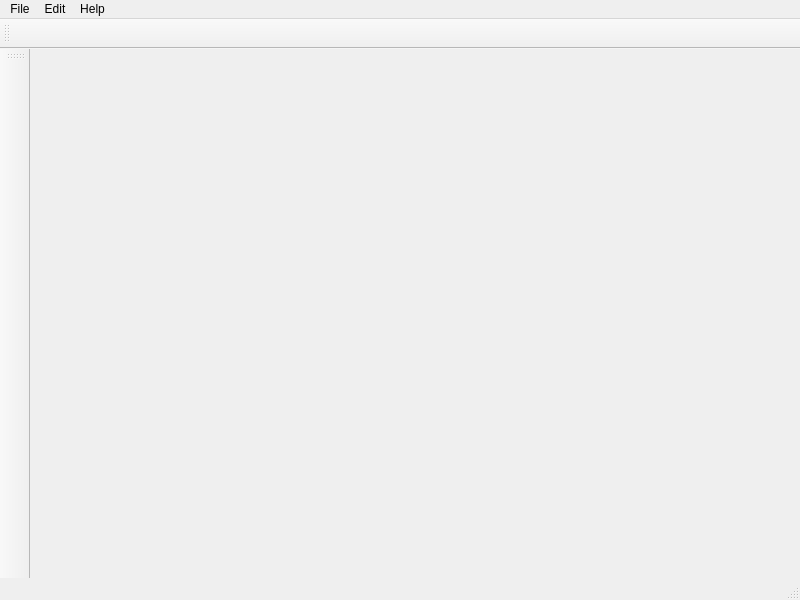
Qt form MainWindow.ui (hitsz-ldjam/PixelMix) before a commit.
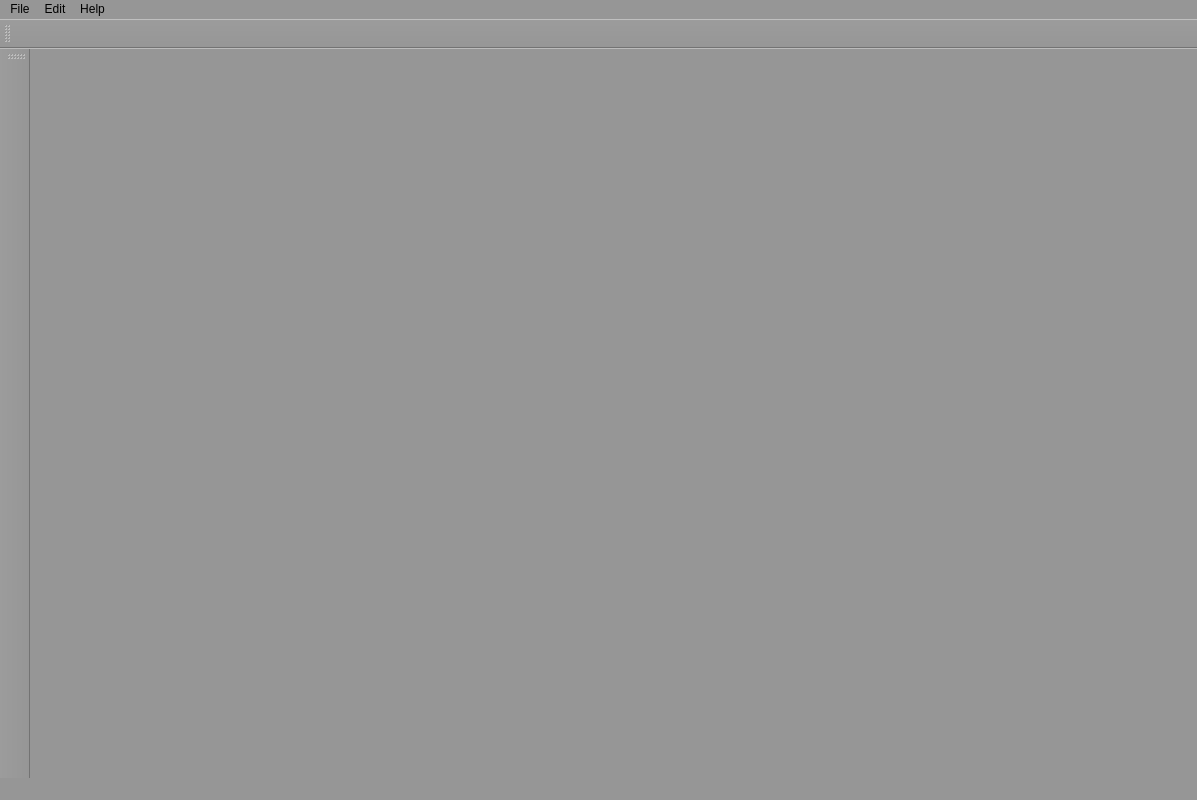
The same form after that commit.

```diff
--- a/MainWindow.ui
+++ b/MainWindow.ui
@@ -9,8 +9,8 @@
    <rect>
     <x>0</x>
     <y>0</y>
-    <width>800</width>
-    <height>600</height>
+    <width>1197</width>
+    <height>800</height>
    </rect>
   </property>
   <property name="minimumSize">
@@ -28,6 +28,10 @@
   <property name="windowTitle">
    <string>Pixel Mix</string>
   </property>
+  <property name="styleSheet">
+   <string notr="true">background-color: rgb(150, 150, 150);
+</string>
+  </property>
   <property name="locale">
    <locale language="English" country="UnitedStates"/>
   </property>
@@ -44,7 +48,7 @@
     <rect>
      <x>0</x>
      <y>0</y>
-     <width>800</width>
+     <width>1197</width>
      <height>26</height>
     </rect>
    </property>
@@ -110,7 +114,7 @@
     <enum>LeftToolBarArea</enum>
    </attribute>
    <attribute name="toolBarBreak">
-    <bool>true</bool>
+    <bool>false</bool>
    </attribute>
   </widget>
   <action name="menuFileCreate">
```
